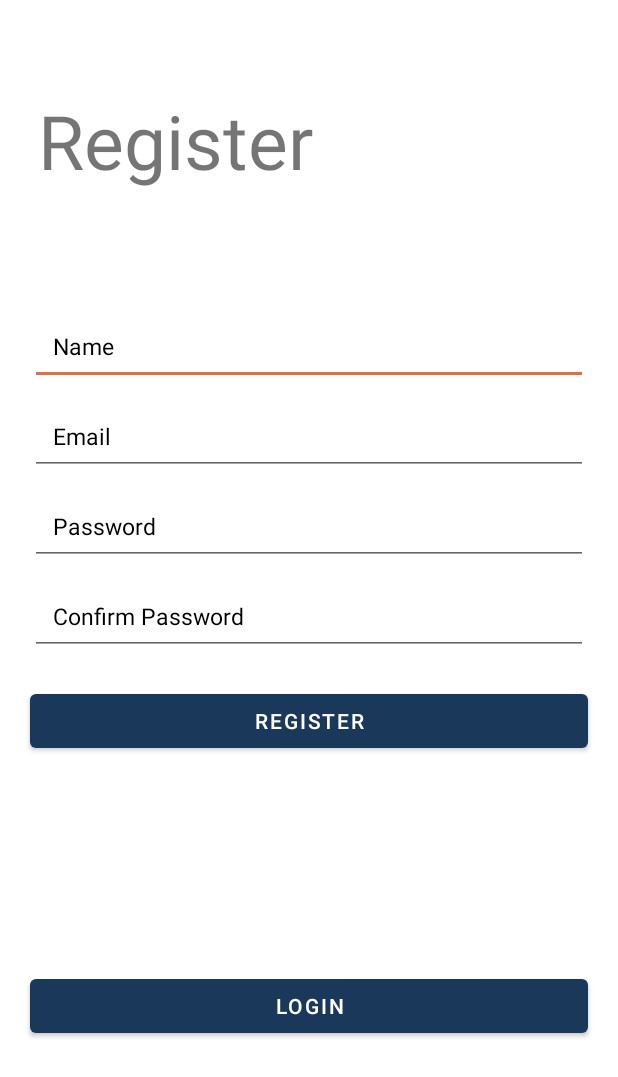
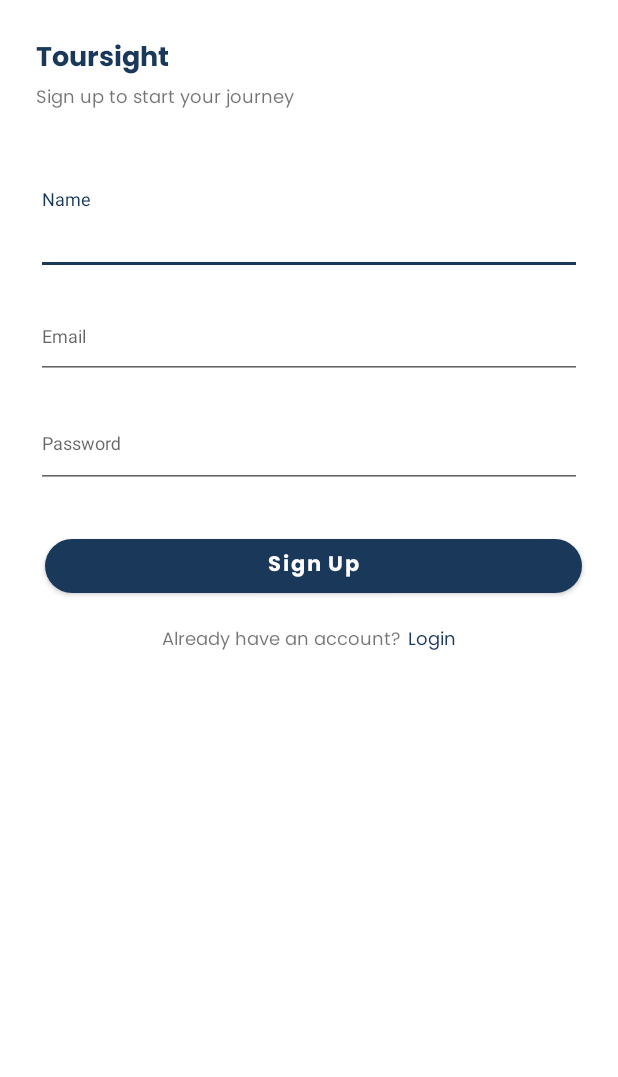
Before and after one commit to Capstone-C22-PS073/Frontend-Kotlin, an Android app: the layout activity_regrister.xml on its own in the app's theme, with its tools: preview values and no code run, on a phone screen of 412 x 824 dp. Shown: the top 1077 px of the screen. Run offline under Robolectric (Android 15) with nearby library versions, the phone set to English and light mode, and no system bars.

```diff
--- a/app/src/main/res/layout/activity_regrister.xml
+++ b/app/src/main/res/layout/activity_regrister.xml
@@ -1,112 +1,133 @@
 <?xml version="1.0" encoding="utf-8"?>
-<LinearLayout
-    xmlns:android="http://schemas.android.com/apk/res/android"
+<LinearLayout xmlns:android="http://schemas.android.com/apk/res/android"
     xmlns:tools="http://schemas.android.com/tools"
     android:layout_width="match_parent"
     android:layout_height="match_parent"
+    xmlns:app="http://schemas.android.com/apk/res-auto"
     android:orientation="vertical"
     tools:context=".RegisterActivity">
 
     <TextView
         android:id="@+id/tv_logo"
+        style="@style/HeaderText"
+        android:textStyle="bold"
         android:layout_width="wrap_content"
         android:layout_height="wrap_content"
-        android:text="Register"
-        android:textAlignment="center"
-        android:textSize="50sp"
-        android:layout_marginStart="25dp"
-        android:layout_marginBottom="5dp"
-        android:layout_marginTop="60dp"/>
+        android:layout_marginStart="24dp"
+        android:layout_marginTop="24dp"
+        android:text="Toursight"
+        android:textColor="@color/primary_color"/>
 
     <TextView
         android:id="@+id/tv_subtitle"
+        style="@style/DescriptionText"
         android:layout_width="wrap_content"
         android:layout_height="wrap_content"
-        android:text=""
-        android:textSize="17sp"
-        android:layout_marginStart="25dp"
-        android:layout_marginBottom="50dp"/>
+        android:layout_marginStart="24dp"
+        android:text="Sign up to start your journey"/>
 
-    <EditText
+    <com.google.android.material.textfield.TextInputLayout
+        android:id="@+id/et_name_layout"
+        android:theme="@style/Theme.App.Base"
+        style="@style/Widget.Design.TextInputLayout"
+        android:layout_width="match_parent"
+        android:layout_height="wrap_content"
+        android:layout_marginTop="50dp"
+        android:layout_marginEnd="24dp"
+        android:layout_marginStart="24dp"
+        android:hint="Name">
+
+        <com.google.android.material.textfield.TextInputEditText
             android:id="@+id/et_name"
             android:layout_width="match_parent"
-        android:layout_height="50dp"
-        android:hint="Name"
-        android:layout_marginLeft="20dp"
-        android:layout_marginRight="20dp"
-        android:layout_marginBottom="10dp"
-        android:padding="15dp"
-        android:textColorHint="@color/black"
-        android:textColor="@color/black"
-        android:inputType="textPersonName"
-        android:textSize="15sp" />
+            android:layout_height="wrap_content"
+            android:inputType="textEmailAddress"
+            android:paddingBottom="20dp"
+            android:textSize="12sp"/>
+
+    </com.google.android.material.textfield.TextInputLayout>
+
+    <com.google.android.material.textfield.TextInputLayout
+        android:id="@+id/et_email_layout"
+        android:theme="@style/Theme.App.Base"
+        style="@style/Widget.Design.TextInputLayout"
+        android:layout_width="match_parent"
+        android:layout_height="wrap_content"
+        android:layout_marginTop="12dp"
+        android:layout_marginEnd="24dp"
+        android:layout_marginStart="24dp"
+        android:hint="Email">
 
         <com.google.android.material.textfield.TextInputEditText
             android:id="@+id/et_email"
             android:layout_width="match_parent"
-        android:layout_height="50dp"
-        android:hint="Email"
-        android:layout_marginLeft="20dp"
-        android:textColorHint="@color/black"
-        android:textColor="@color/black"
-        android:layout_marginRight="20dp"
-        android:layout_marginBottom="10dp"
-        android:padding="15dp"
+            android:layout_height="wrap_content"
             android:inputType="textEmailAddress"
-        android:textSize="15sp" />
+            android:paddingBottom="20dp"
+            android:textSize="12sp"/>
+
+    </com.google.android.material.textfield.TextInputLayout>
+
+    <com.google.android.material.textfield.TextInputLayout
+        android:id="@+id/et_password_layout"
+        android:theme="@style/Theme.App.Base"
+        style="@style/Widget.Design.TextInputLayout"
+        android:layout_width="match_parent"
+        android:layout_height="wrap_content"
+        android:layout_marginTop="12dp"
+        android:layout_marginStart="24dp"
+        android:layout_marginEnd="24dp"
+        android:hint="@string/password">
 
         <com.google.android.material.textfield.TextInputEditText
             android:id="@+id/et_password"
             android:layout_width="match_parent"
             android:layout_height="50dp"
-        android:hint="Password"
-        android:layout_marginLeft="20dp"
-        android:textColorHint="@color/black"
-        android:textColor="@color/black"
-        android:layout_marginRight="20dp"
-        android:layout_marginBottom="10dp"
-        android:padding="15dp"
+            android:layout_centerInParent="true"
+            android:layout_marginTop="12dp"
             android:inputType="textPassword"
-        android:textSize="15sp" />
+            android:paddingBottom="20dp"
+            android:textSize="12sp"/>
 
-    <EditText
-        android:id="@+id/et_repassword"
-        android:layout_width="match_parent"
-        android:layout_height="50dp"
-        android:hint="Confirm Password"
-        android:textColorHint="@color/black"
-        android:textColor="@color/black"
-        android:layout_marginLeft="20dp"
-        android:layout_marginRight="20dp"
-        android:padding="15dp"
-        android:inputType="textPassword"
-        android:textSize="15sp" />
+    </com.google.android.material.textfield.TextInputLayout>
 
-    <RelativeLayout
-        android:layout_width="match_parent"
-        android:layout_height="0dp"
-        android:layout_weight="1">
-
-        <Button
-            android:id="@+id/btn_register"
+    <com.google.android.material.button.MaterialButton
+        android:id="@+id/btn_signup"
         android:layout_width="match_parent"
         android:layout_height="wrap_content"
-            android:layout_marginLeft="20dp"
-            android:layout_marginRight="20dp"
-            android:layout_marginBottom="30dp"
-            android:layout_marginTop="20dp"
-            android:textColor="@android:color/white"
-            android:text="Register"/>
+        android:layout_marginTop="28dp"
+        android:layout_marginStart="30dp"
+        android:layout_marginEnd="24dp"
+        android:fontFamily="@font/poppins_bold"
+        app:cornerRadius="40dp"
+        android:text="Sign Up"
+        android:textAllCaps="false"
+        android:textColor="@android:color/white" />
 
-
-        <Button
-            android:id="@+id/btn_login"
+    <LinearLayout
         android:layout_width="match_parent"
         android:layout_height="wrap_content"
-            android:layout_marginHorizontal="20dp"
-            android:layout_marginTop="210dp"
-            android:text="Login" />
+        android:orientation="horizontal"
+        android:layout_marginTop="15dp"
+        android:layout_gravity="center"
+        android:gravity="center">
 
-    </RelativeLayout>
+        <TextView
+            android:id="@+id/textView3"
+            style="@style/DescriptionText"
+            android:layout_width="wrap_content"
+            android:layout_height="wrap_content"
+            android:text="Already have an account?" />
+
+        <TextView
+            android:id="@+id/tv_btn_login"
+            style="@style/DescriptionText"
+            android:layout_width="wrap_content"
+            android:layout_height="wrap_content"
+            android:layout_marginStart="5dp"
+            android:text="Login"
+            android:textColor="@color/primary_color" />
 
     </LinearLayout>
+
+</LinearLayout>
```
Lines whose indentation alone changed are shown as unchanged.
